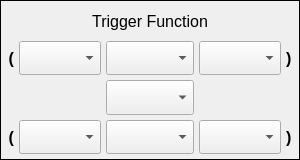
First picture: the form in settingTriggerFunction.ui, repository coucou1121/Datalogger, before the edit.
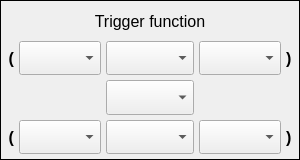
Second picture: the form after the edit.

The edit to the form file:
```diff
--- a/settingTriggerFunction.ui
+++ b/settingTriggerFunction.ui
@@ -96,7 +96,7 @@
       </font>
      </property>
      <property name="text">
-      <string>Trigger Function</string>
+      <string>Trigger function</string>
      </property>
      <property name="alignment">
       <set>Qt::AlignCenter</set>
```
